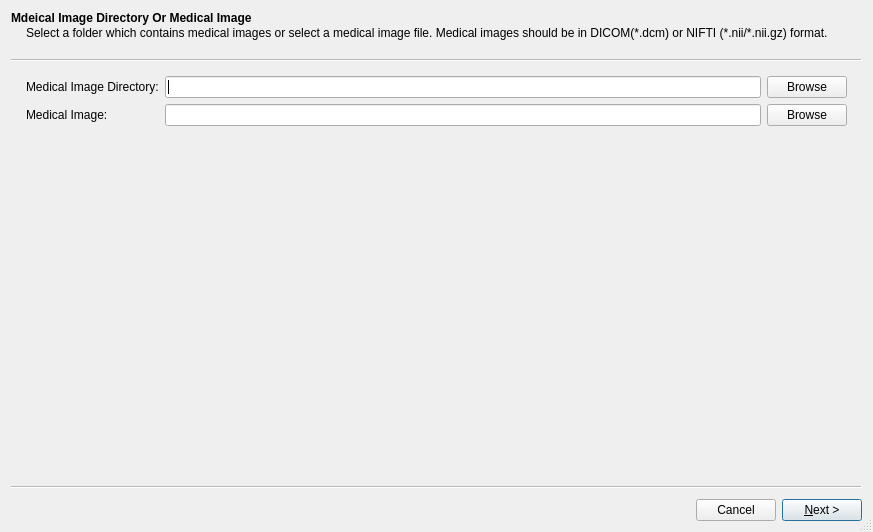
First picture: the form in MedicalImageFinder.ui, repository wuzhuobin/MedicalImageFinder, before the edit.
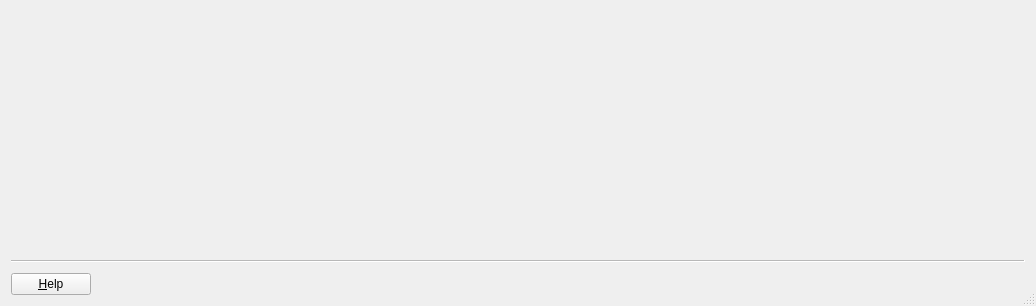
Second picture: the form after the edit.

Commit message: Seperating everying Having seperate wizard, page and ui

Patch:
```diff
--- a/MedicalImageFinder.ui
+++ b/MedicalImageFinder.ui
@@ -6,8 +6,8 @@
    <rect>
     <x>0</x>
     <y>0</y>
-    <width>873</width>
-    <height>532</height>
+    <width>1036</width>
+    <height>306</height>
    </rect>
   </property>
   <property name="windowTitle">
@@ -23,92 +23,14 @@
    <enum>QWizard::ClassicStyle</enum>
   </property>
   <property name="options">
-   <set>QWizard::CancelButtonOnLeft|QWizard::HelpButtonOnRight|QWizard::NoBackButtonOnStartPage</set>
+   <set>QWizard::CancelButtonOnLeft|QWizard::HaveHelpButton|QWizard::NoBackButtonOnStartPage|QWizard::NoCancelButton</set>
+  </property>
+  <property name="titleFormat">
+   <enum>Qt::AutoText</enum>
   </property>
   <property name="subTitleFormat">
    <enum>Qt::AutoText</enum>
   </property>
-  <widget class="QWizardPage" name="wizardPage1">
-   <property name="title">
-    <string>Mdeical Image Directory Or Medical Image</string>
-   </property>
-   <property name="subTitle">
-    <string>Select a folder which contains medical images or select a medical image file. Medical images should be in DICOM(*.dcm) or NIFTI (*.nii/*.nii.gz) format. </string>
-   </property>
-   <layout class="QHBoxLayout" name="horizontalLayout">
-    <item>
-     <layout class="QVBoxLayout" name="verticalLayout">
-      <item>
-       <widget class="QLabel" name="label">
-        <property name="text">
-         <string>Medical Image Directory:</string>
-        </property>
-       </widget>
-      </item>
-      <item>
-       <widget class="QLabel" name="label_2">
-        <property name="text">
-         <string>Medical Image:</string>
-        </property>
-       </widget>
-      </item>
-     </layout>
-    </item>
-    <item>
-     <layout class="QVBoxLayout" name="verticalLayout_2">
-      <item>
-       <widget class="QLineEdit" name="lineEdit"/>
-      </item>
-      <item>
-       <widget class="QLineEdit" name="lineEdit_2"/>
-      </item>
-     </layout>
-    </item>
-    <item>
-     <layout class="QVBoxLayout" name="verticalLayout_3">
-      <item>
-       <widget class="QPushButton" name="pushButtonDirectoryBrowse">
-        <property name="text">
-         <string>Browse</string>
-        </property>
-       </widget>
-      </item>
-      <item>
-       <widget class="QPushButton" name="pushButtonFileBrowse">
-        <property name="text">
-         <string>Browse</string>
-        </property>
-       </widget>
-      </item>
-     </layout>
-    </item>
-   </layout>
-  </widget>
-  <widget class="QWizardPage" name="wizardPage2">
-   <widget class="QTableWidget" name="tableWidget">
-    <property name="geometry">
-     <rect>
-      <x>280</x>
-      <y>20</y>
-      <width>256</width>
-      <height>192</height>
-     </rect>
-    </property>
-   </widget>
-   <widget class="QProgressBar" name="progressBar">
-    <property name="geometry">
-     <rect>
-      <x>350</x>
-      <y>230</y>
-      <width>118</width>
-      <height>23</height>
-     </rect>
-    </property>
-    <property name="value">
-     <number>24</number>
-    </property>
-   </widget>
-  </widget>
  </widget>
  <resources/>
  <connections/>
```
The commit also changes 14 other files.
